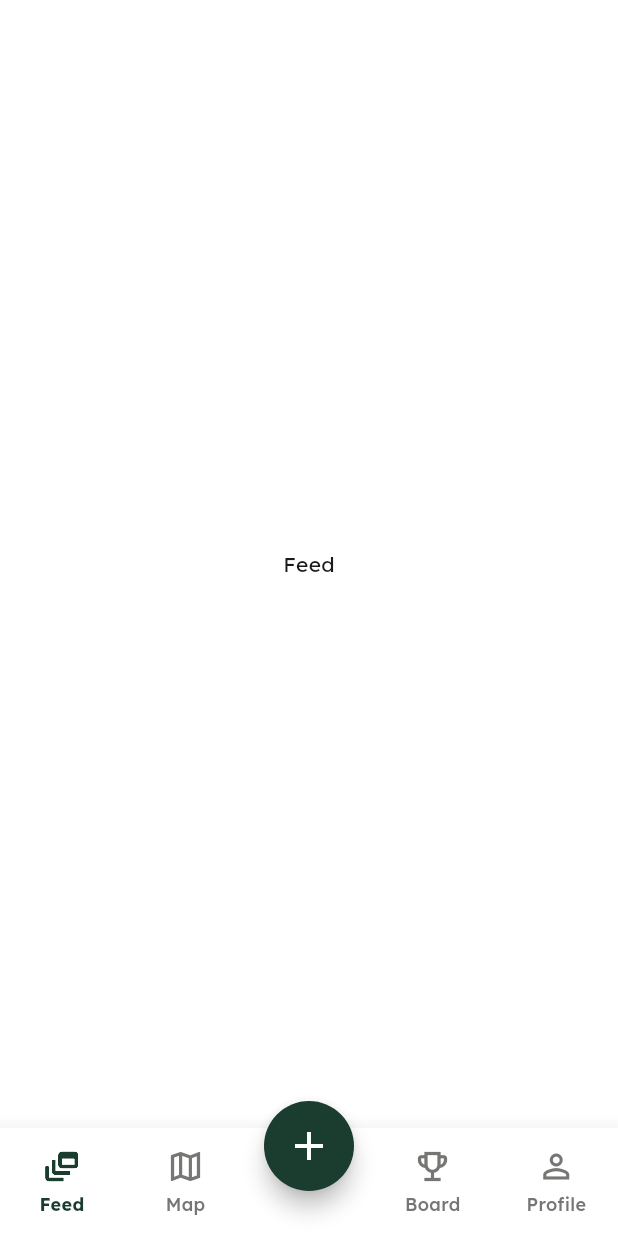
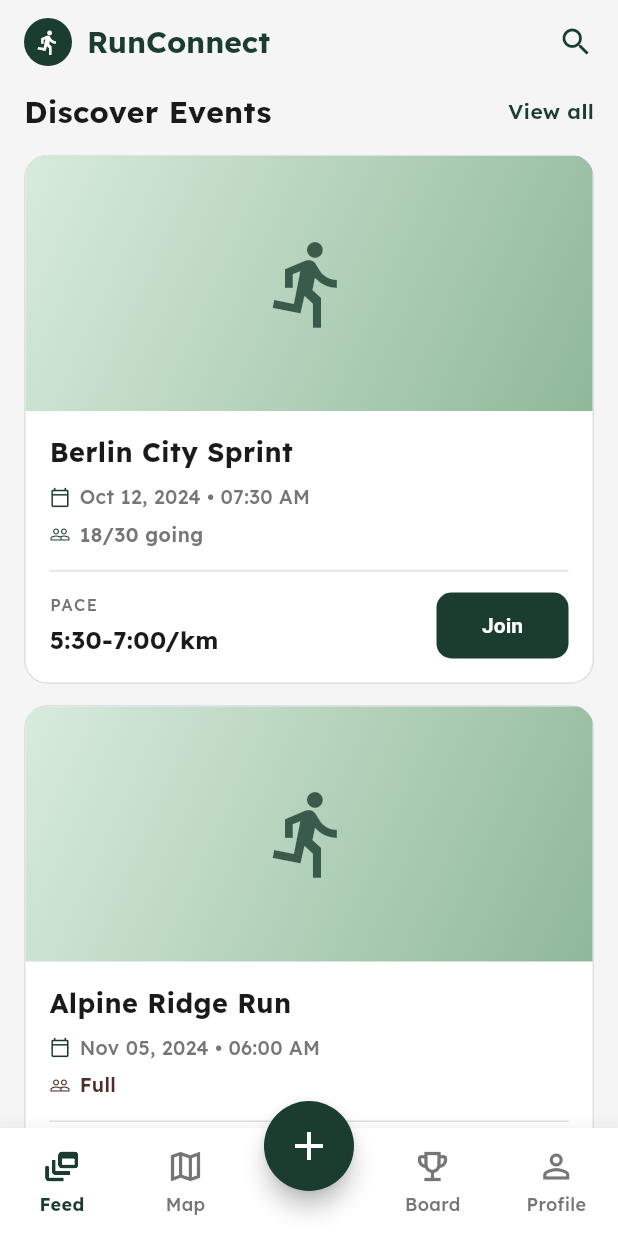
Before and after one commit to SivaramNalliboyana/RunConnect, a Flutter app: the screen it shows once a user with an empty profile is signed in, after a tap on "Feed", on a phone screen of 412 x 824 dp. Run offline on Flutter 3.47's test engine with Material 3 defaults, Android fonts, the light colour scheme and no system bars; our stand-ins replace flutter_bloc, flutter_dotenv, go_router, image_picker, supabase_flutter; accounts and stored records are empty.

Commit message:
feed page UI

```diff
--- a/lib/features/event/domain/entities/event.dart
+++ b/lib/features/event/domain/entities/event.dart
@@ -1,11 +1,60 @@
 enum PaceLevel { beginner, intermediate, advanced, elite }
+
+extension PaceLevelDisplay on PaceLevel {
+  String get label {
+    switch (this) {
+      case PaceLevel.beginner:
+        return 'Beginner';
+      case PaceLevel.intermediate:
+        return 'Intermediate';
+      case PaceLevel.advanced:
+        return 'Advanced';
+      case PaceLevel.elite:
+        return 'Elite';
+    }
+  }
+
+  String get paceRangeLabel {
+    switch (this) {
+      case PaceLevel.beginner:
+        return '> 7:00/km';
+      case PaceLevel.intermediate:
+        return '5:30-7:00/km';
+      case PaceLevel.advanced:
+        return '4:30-5:30/km';
+      case PaceLevel.elite:
+        return '< 4:30/km';
+    }
+  }
+}
+
+enum EventCategory { marathon, trail, community, road, sprint }
+
+extension EventCategoryDisplay on EventCategory {
+  String get label {
+    switch (this) {
+      case EventCategory.marathon:
+        return 'MARATHON';
+      case EventCategory.trail:
+        return 'TRAIL';
+      case EventCategory.community:
+        return 'COMMUNITY';
+      case EventCategory.road:
+        return 'ROAD';
+      case EventCategory.sprint:
+        return 'SPRINT';
+    }
+  }
+}
 
 class Event {
   final String id;
   final String title;
   final double distanceKm;
   final int maxParticipants;
+  final int currentParticipants;
   final PaceLevel paceLevel;
+  final EventCategory category;
   final DateTime startsAt;
   final String meetingPoint;
   final String? imageUrl;
@@ -16,8 +65,12 @@ class Event {
     required this.distanceKm,
     required this.maxParticipants,
     required this.paceLevel,
+    required this.category,
     required this.startsAt,
     required this.meetingPoint,
+    this.currentParticipants = 0,
     this.imageUrl,
   });
+
+  bool get isFull => currentParticipants >= maxParticipants;
 }
--- a/lib/features/feed/presentation/pages/feed_page.dart
+++ b/lib/features/feed/presentation/pages/feed_page.dart
@@ -1,17 +1,138 @@
 import 'package:flutter/material.dart';
-import 'package:flutter_bloc/flutter_bloc.dart';
-import 'package:runconnect/features/auth/presentation/bloc/auth_bloc.dart';
-import 'package:runconnect/features/auth/presentation/bloc/auth_event.dart';
+import 'package:runconnect/core/theme/app_colors.dart';
+import 'package:runconnect/features/event/domain/entities/event.dart';
+import 'package:runconnect/features/feed/presentation/widgets/feed_event_card.dart';
 
 class FeedPage extends StatelessWidget {
   const FeedPage({super.key});
 
+  static final _mockEvents = <Event>[
+    Event(
+      id: '1',
+      title: 'Berlin City Sprint',
+      distanceKm: 10,
+      maxParticipants: 30,
+      currentParticipants: 18,
+      paceLevel: PaceLevel.intermediate,
+      category: EventCategory.marathon,
+      startsAt: DateTime(2024, 10, 12, 7, 30),
+      meetingPoint: 'Brandenburg Gate',
+      imageUrl: "",
+    ),
+    Event(
+      id: '2',
+      title: 'Alpine Ridge Run',
+      distanceKm: 15,
+      maxParticipants: 20,
+      currentParticipants: 20,
+      paceLevel: PaceLevel.advanced,
+      category: EventCategory.trail,
+      startsAt: DateTime(2024, 11, 5, 6, 0),
+      meetingPoint: 'Alpine Trailhead',
+      imageUrl: "",
+    ),
+    Event(
+      id: '3',
+      title: 'Riverside Social 5K',
+      distanceKm: 5,
+      maxParticipants: 50,
+      currentParticipants: 22,
+      paceLevel: PaceLevel.intermediate,
+      category: EventCategory.community,
+      startsAt: DateTime(2024, 10, 28, 18, 15),
+      meetingPoint: 'Riverside Park',
+      imageUrl: "",
+    ),
+  ];
+
   @override
   Widget build(BuildContext context) {
     return Scaffold(
-      body: InkWell(
-        onTap: () => context.read<AuthBloc>().add(AuthSignOutRequested()),
-        child: Center(child: Text('Feed')),
+      backgroundColor: AppColors.surfaceVariant,
+      appBar: AppBar(
+        backgroundColor: AppColors.surfaceVariant,
+        elevation: 0,
+        automaticallyImplyLeading: false,
+        titleSpacing: 16,
+        title: Row(
+          children: [
+            Container(
+              width: 32,
+              height: 32,
+              decoration: const BoxDecoration(
+                shape: BoxShape.circle,
+                color: AppColors.primary,
+              ),
+              alignment: Alignment.center,
+              child: const Icon(
+                Icons.directions_run,
+                size: 18,
+                color: AppColors.onPrimary,
+              ),
+            ),
+            const SizedBox(width: 10),
+            const Text(
+              'RunConnect',
+              style: TextStyle(
+                color: AppColors.primary,
+                fontWeight: FontWeight.w700,
+                fontSize: 20,
+              ),
+            ),
+          ],
+        ),
+        actions: [
+          IconButton(
+            icon: const Icon(Icons.search, color: AppColors.primary),
+            onPressed: () {},
+          ),
+          const SizedBox(width: 4),
+        ],
+      ),
+      body: Column(
+        children: [
+          Padding(
+            padding: const EdgeInsets.fromLTRB(16, 4, 16, 14),
+            child: Row(
+              mainAxisAlignment: MainAxisAlignment.spaceBetween,
+              children: [
+                const Text(
+                  'Discover Events',
+                  style: TextStyle(
+                    fontSize: 20,
+                    fontWeight: FontWeight.w700,
+                    color: AppColors.onBackground,
+                  ),
+                ),
+                InkWell(
+                  onTap: () {},
+                  child: const Text(
+                    'View all',
+                    style: TextStyle(
+                      fontSize: 14,
+                      fontWeight: FontWeight.w600,
+                      color: AppColors.primary,
+                    ),
+                  ),
+                ),
+              ],
+            ),
+          ),
+          Expanded(
+            child: ListView.separated(
+              padding: const EdgeInsets.fromLTRB(16, 0, 16, 24),
+              itemCount: _mockEvents.length,
+              separatorBuilder: (_, __) => const SizedBox(height: 14),
+              itemBuilder: (context, index) {
+                print(_mockEvents[index].category);
+                return FeedEventCard(
+                  event: _mockEvents[index],
+                  onJoinPressed: () {},
+                );
+              },
+            ),
+          ),
+        ],
       ),
     );
   }
--- /dev/null
+++ b/lib/features/feed/presentation/widgets/feed_event_card.dart
@@ -0,0 +1,225 @@
+import 'package:flutter/material.dart';
+import 'package:runconnect/core/theme/app_colors.dart';
+import 'package:runconnect/core/theme/app_text_styles.dart';
+import 'package:runconnect/features/event/domain/entities/event.dart';
+
+class FeedEventCard extends StatelessWidget {
+  const FeedEventCard({
+    super.key,
+    required this.event,
+    required this.onJoinPressed,
+  });
+
+  final Event event;
+  final VoidCallback onJoinPressed;
+
+  static const _months = [
+    'Jan',
+    'Feb',
+    'Mar',
+    'Apr',
+    'May',
+    'Jun',
+    'Jul',
+    'Aug',
+    'Sep',
+    'Oct',
+    'Nov',
+    'Dec',
+  ];
+
+  String _formatDate(DateTime d) =>
+      '${_months[d.month - 1]} ${d.day.toString().padLeft(2, '0')}, ${d.year}';
+
+  String _formatTime(DateTime d) {
+    final hour = d.hour == 0 || d.hour == 12 ? 12 : d.hour % 12;
+    final minute = d.minute.toString().padLeft(2, '0');
+    final suffix = d.hour < 12 ? 'AM' : 'PM';
+    return '${hour.toString().padLeft(2, '0')}:$minute $suffix';
+  }
+
+  @override
+  Widget build(BuildContext context) {
+    final isFull = event.isFull;
+    return Container(
+      width: double.infinity,
+      decoration: BoxDecoration(
+        color: AppColors.surface,
+        borderRadius: BorderRadius.circular(16),
+        border: Border.all(color: Colors.black12),
+      ),
+      clipBehavior: Clip.antiAlias,
+      child: Column(
+        mainAxisSize: MainAxisSize.min,
+        crossAxisAlignment: CrossAxisAlignment.stretch,
+        children: [
+          SizedBox(height: 170, child: _Banner(imageUrl: event.imageUrl)),
+          Padding(
+            padding: const EdgeInsets.fromLTRB(16, 14, 16, 16),
+            child: Column(
+              crossAxisAlignment: CrossAxisAlignment.start,
+              children: [
+                Text(
+                  event.title,
+                  maxLines: 1,
+                  overflow: TextOverflow.ellipsis,
+                  style: const TextStyle(
+                    fontSize: 18,
+                    fontWeight: FontWeight.w700,
+                    color: AppColors.onBackground,
+                  ),
+                ),
+                const SizedBox(height: 8),
+                Row(
+                  children: [
+                    const Icon(
+                      Icons.calendar_today_outlined,
+                      size: 14,
+                      color: AppColors.primary,
+                    ),
+                    const SizedBox(width: 6),
+                    Text(
+                      '${_formatDate(event.startsAt)} • ${_formatTime(event.startsAt)}',
+                      style: const TextStyle(
+                        fontSize: 13,
+                        color: AppColors.textMuted,
+                        fontWeight: FontWeight.w500,
+                      ),
+                    ),
+                  ],
+                ),
+                const SizedBox(height: 6),
+                Row(
+                  children: [
+                    Icon(
+                      Icons.people_outline,
+                      size: 14,
+                      color: isFull ? AppColors.error : AppColors.primary,
+                    ),
+                    const SizedBox(width: 6),
+                    Text(
+                      isFull
+                          ? 'Full'
+                          : '${event.currentParticipants}/${event.maxParticipants} going',
+                      style: TextStyle(
+                        fontSize: 13,
+                        fontWeight: FontWeight.w600,
+                        color: isFull ? AppColors.error : AppColors.textMuted,
+                      ),
+                    ),
+                  ],
+                ),
+                const SizedBox(height: 14),
+                const Divider(height: 1, color: Colors.black12),
+                const SizedBox(height: 14),
+                Row(
+                  children: [
+                    Expanded(
+                      child: Column(
+                        crossAxisAlignment: CrossAxisAlignment.start,
+                        children: [
+                          Text(
+                            'PACE',
+                            style: AppTextStyles.label.copyWith(
+                              fontSize: 11,
+                              letterSpacing: 1.0,
+                              color: AppColors.textMuted,
+                            ),
+                          ),
+                          const SizedBox(height: 4),
+                          Text(
+                            event.paceLevel.paceRangeLabel,
+                            style: const TextStyle(
+                              fontSize: 16,
+                              fontWeight: FontWeight.w700,
+                              color: AppColors.onBackground,
+                            ),
+                          ),
+                        ],
+                      ),
+                    ),
+                    _JoinButton(
+                      isFull: isFull,
+                      onPressed: isFull ? null : onJoinPressed,
+                    ),
+                  ],
+                ),
+              ],
+            ),
+          ),
+        ],
+      ),
+    );
+  }
+}
+
+class _JoinButton extends StatelessWidget {
+  const _JoinButton({required this.isFull, required this.onPressed});
+
+  final bool isFull;
+  final VoidCallback? onPressed;
+
+  @override
+  Widget build(BuildContext context) {
+    return ElevatedButton(
+      onPressed: onPressed,
+      style: ElevatedButton.styleFrom(
+        backgroundColor: AppColors.primary,
+        foregroundColor: AppColors.onPrimary,
+        disabledBackgroundColor: AppColors.neutral.withValues(alpha: 0.4),
+        disabledForegroundColor: AppColors.onPrimary,
+        minimumSize: const Size(88, 44),
+        padding: const EdgeInsets.symmetric(horizontal: 28),
+        elevation: 0,
+        tapTargetSize: MaterialTapTargetSize.shrinkWrap,
+        shape: RoundedRectangleBorder(
+          borderRadius: BorderRadius.circular(10),
+        ),
+        textStyle: const TextStyle(fontSize: 14, fontWeight: FontWeight.w700),
+      ),
+      child: Text(isFull ? 'Full' : 'Join'),
+    );
+  }
+}
+
+class _Banner extends StatelessWidget {
+  const _Banner({this.imageUrl});
+
+  final String? imageUrl;
+
+  @override
+  Widget build(BuildContext context) {
+    final url = imageUrl;
+    if (url == null || url.isEmpty) return const _BannerFallback();
+    return Image.network(
+      url,
+      fit: BoxFit.cover,
+      errorBuilder: (_, __, ___) => const _BannerFallback(),
+    );
+  }
+}
+
+class _BannerFallback extends StatelessWidget {
+  const _BannerFallback();
+
+  @override
+  Widget build(BuildContext context) {
+    return Stack(
+      fit: StackFit.expand,
+      children: const [
+        DecoratedBox(
+          decoration: BoxDecoration(
+            gradient: LinearGradient(
+              begin: Alignment.topLeft,
+              end: Alignment.bottomRight,
+              colors: [Color(0xFFD8EBDC), Color(0xFF8FB89A)],
+            ),
+          ),
+        ),
+        Center(
+          child: Icon(Icons.directions_run, size: 64, color: Color(0xCC1B3D2F)),
+        ),
+      ],
+    );
+  }
+}
```
